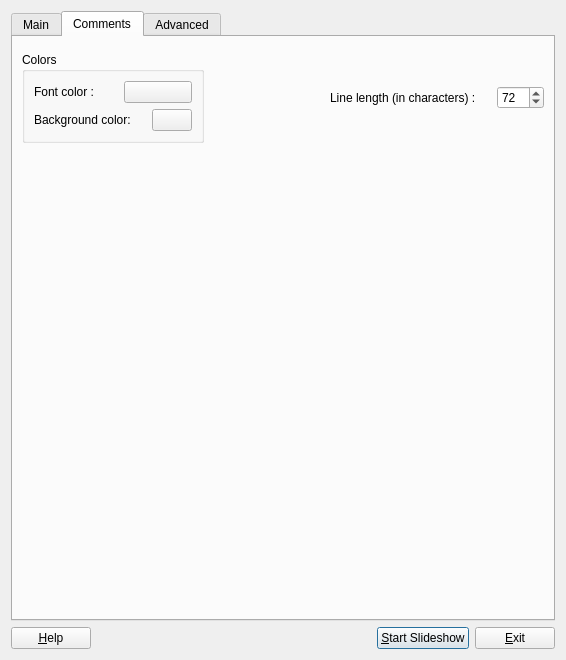
Old version of the form slideshow/slideshowconfigbase.ui in the repository KDE/kipi-plugins.
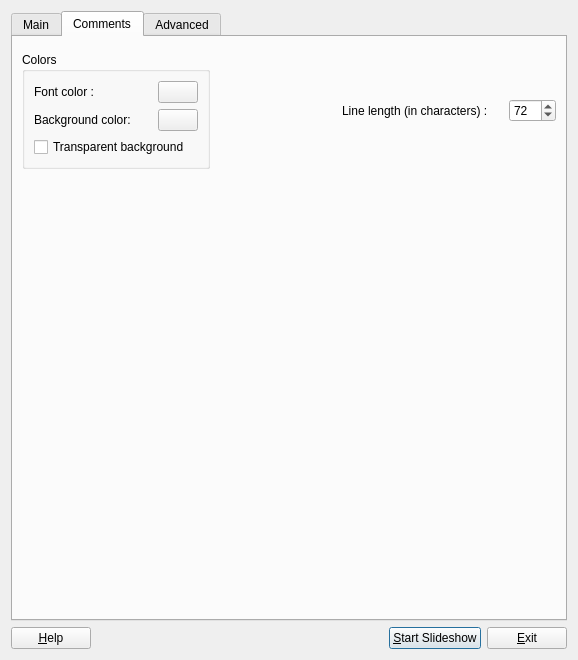
New version of the form. The open tabs and pages were chosen to show the change. Icons and pictures are not drawn. Custom widgets are drawn as their Qt base class.

Commit message:
Now filenames, captions and progress indicators can have transparent background with OpenGL SlideShow as well.
GUI:

```diff
--- a/slideshow/slideshowconfigbase.ui
+++ b/slideshow/slideshowconfigbase.ui
@@ -5,7 +5,7 @@
    <rect>
     <x>0</x>
     <y>0</y>
-    <width>566</width>
+    <width>578</width>
     <height>660</height>
    </rect>
   </property>
@@ -672,8 +672,8 @@
        <rect>
         <x>0</x>
         <y>0</y>
-        <width>550</width>
-        <height>524</height>
+        <width>562</width>
+        <height>588</height>
        </rect>
       </property>
       <attribute name="title" >
@@ -699,8 +699,8 @@
            </property>
            <layout class="QVBoxLayout" name="_16" >
             <item>
-             <layout class="QHBoxLayout" name="_17" >
-              <item>
+             <layout class="QGridLayout" name="gridLayout" >
+              <item row="0" column="0" >
                <widget class="QLabel" name="textLabel1" >
                 <property name="text" >
                  <string>Font color :</string>
@@ -710,7 +710,7 @@
                 </property>
                </widget>
               </item>
-              <item>
+              <item row="0" column="1" colspan="2" >
                <spacer name="spacer62" >
                 <property name="orientation" >
                  <enum>Qt::Horizontal</enum>
@@ -726,7 +726,7 @@
                 </property>
                </spacer>
               </item>
-              <item>
+              <item row="0" column="3" >
                <widget class="KColorButton" name="m_commentsFontColor" >
                 <property name="text" >
                  <string/>
@@ -740,11 +740,7 @@
                 </property>
                </widget>
               </item>
-             </layout>
-            </item>
-            <item>
-             <layout class="QHBoxLayout" name="_18" >
-              <item>
+              <item row="1" column="0" colspan="2" >
                <widget class="QLabel" name="textLabel1_2" >
                 <property name="text" >
                  <string>Background color:</string>
@@ -754,7 +750,7 @@
                 </property>
                </widget>
               </item>
-              <item>
+              <item row="1" column="2" >
                <spacer name="spacer61" >
                 <property name="orientation" >
                  <enum>Qt::Horizontal</enum>
@@ -770,7 +766,7 @@
                 </property>
                </spacer>
               </item>
-              <item>
+              <item row="1" column="3" >
                <widget class="KColorButton" name="m_commentsBgColor" >
                 <property name="text" >
                  <string/>
@@ -783,6 +779,19 @@
                 </property>
                </widget>
               </item>
+              <item row="2" column="0" colspan="4" >
+               <widget class="QCheckBox" name="m_transparentBgCheckBox" >
+                <property name="sizePolicy" >
+                 <sizepolicy vsizetype="Minimum" hsizetype="MinimumExpanding" >
+                  <horstretch>0</horstretch>
+                  <verstretch>0</verstretch>
+                 </sizepolicy>
+                </property>
+                <property name="text" >
+                 <string>Transparent background</string>
+                </property>
+               </widget>
+              </item>
              </layout>
             </item>
            </layout>
```
Left out of the diff: 14 changed lines with no effect on the pictures. The commit also changes 5 other files.
